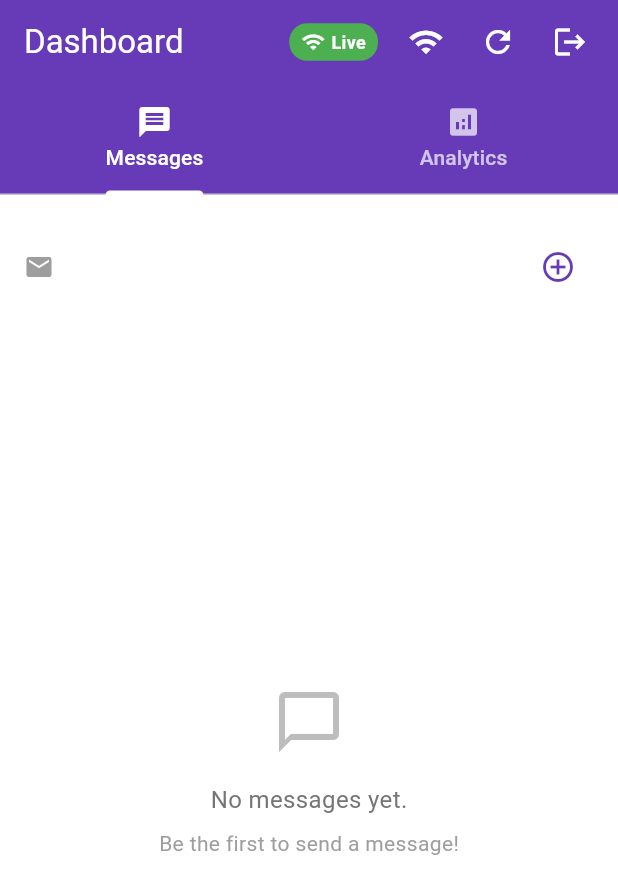
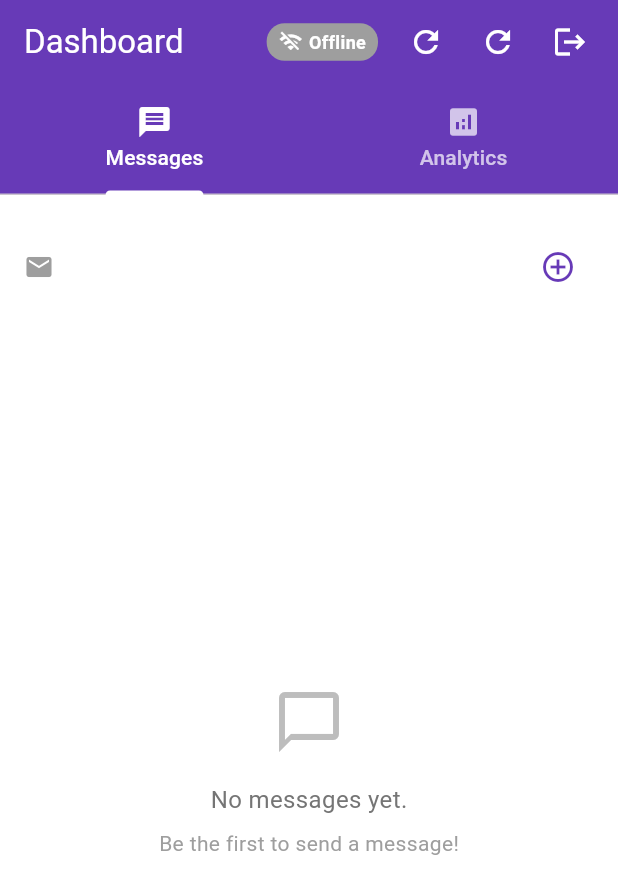
Before and after one commit to herisarwanto/flutter-supabase-integration, a Flutter app: the screen it shows once a user with an empty profile is signed in, on a phone screen of 412 x 824 dp. Shown: the top 894 px of the screen. Run offline on Flutter 3.47's test engine with Material 3 defaults, Android fonts, the phone set to English and light mode, and no system bars; our stand-ins replace app_links, flutter_riverpod, freezed_annotation, go_router, riverpod, shared_preferences and 2 more; accounts and stored records are empty; generated files the repository leaves out were written again.

Commit message:
feat: Implement Supabase Realtime for live message updates
- Add realtime subscription to messages table
- Implement automatic UI updates for create/update/delete operations
- Add realtime connection status indicator in app bar
- Add reconnect button for realtime connection
- Update README with realtime features documentation
- Remove manual fetch calls after CRUD operations (realtime handles updates)
- Refactor MessageService for robust realtime connection management
- Add error display for realtime connection issues
- Enhance UI with new strings and color constants
- Update Android and iOS configurations for network permissions and build settings

```diff
--- a/lib/common/config/app_config.dart
+++ b/lib/common/config/app_config.dart
@@ -1,13 +1,12 @@
 class AppConfig {
   static const String supabaseUrl = String.fromEnvironment(
     'SUPABASE_URL',
-    defaultValue: 'https://fhpfmepyofhywrfizfuw.supabase.co',
+    defaultValue: 'Your Supabase URL here',
   );
 
   static const String supabaseAnonKey = String.fromEnvironment(
     'SUPABASE_ANON_KEY',
-    defaultValue:
-        'eyJhbGciOiJIUzI1NiIsInR5cCI6IkpXVCJ9.eyJpc3MiOiJzdXBhYmFzZSIsInJlZiI6ImZocGZtZXB5b2ZoeXdyZml6ZnV3Iiwicm9sZSI6ImFub24iLCJpYXQiOjE3NTMxMDMzMjYsImV4cCI6MjA2ODY3OTMyNn0.cxVPrzSYzO1DcP2QXZ2HJzuXD7jThNi5w0hDmrD-aZw',
+    defaultValue: 'Your Supabase Anon Key here',
   );
 
   static const List<String> allowedSchemes = [
--- a/lib/common/theme/app_colors.dart
+++ b/lib/common/theme/app_colors.dart
@@ -12,4 +12,34 @@ class AppColors {
   static const success = Color(0xFF388E3C);
   static const border = Color(0xFFE0E0E0);
   static const grey = Color(0xFF9E9E9E);
+
+  // Dashboard specific colors
+  static const dashboardBackground = Colors.white;
+  static const dashboardAppBarText = Colors.white;
+  static const dashboardTabIndicator = Colors.white;
+  static const dashboardTabLabel = Colors.white;
+  static const dashboardTabUnselectedLabel = Colors.white70;
+
+  // Status indicator colors
+  static const statusError = Colors.red;
+  static const statusLive = Colors.green;
+  static const statusConnecting = Colors.orange;
+  static const statusText = Colors.white;
+
+  // Error display colors
+  static const errorBackground = Color(0xFFFFEBEE);
+  static const errorBorder = Color(0xFFFFCDD2);
+
+  // Dialog colors
+  static const dialogBackground = Colors.white;
+  static const dialogWarningIcon = Colors.red;
+  static const dialogCancelButton = Color(0xFF424242);
+  static const dialogCancelBorder = Color(0xFFBDBDBD);
+
+  static const dialogDeleteText = Colors.white;
+
+  // Snackbar colors
+  static const snackbarSuccess = Colors.green;
+  static const snackbarError = Colors.red;
+  static const snackbarInfo = Colors.blue;
 }
--- a/lib/common/theme/app_strings.dart
+++ b/lib/common/theme/app_strings.dart
@@ -27,4 +27,19 @@ class AppStrings {
   static const emailIsRequired = 'Email is required';
   static const enterAValidEmail = 'Enter a valid email';
   static const noMessagesYet = 'No messages yet.';
+  static const dashboard = 'Dashboard';
+  static const messages = 'Messages';
+  static const analytics = 'Analytics';
+  static const addMessage = 'Add Message';
+  static const refreshMessages = 'Refresh Messages';
+  static const logout = 'Logout';
+  static const reconnectRealtime = 'Reconnect Realtime';
+  static const reconnectingToRealtime = 'Reconnecting to realtime...';
+  static const logoutFailed = 'Logout failed!';
+  static const statusError = 'Error';
+  static const statusLive = 'Live';
+  static const statusConnecting = 'Connecting...';
+  static const statusOffline = 'Offline';
+  static const editMessage = 'Edit Message';
+  static const messageUpdatedSuccess = 'Message updated!';
 }
--- a/lib/features/dashboard/presentation/screens/dashboard_screen.dart
+++ b/lib/features/dashboard/presentation/screens/dashboard_screen.dart
@@ -1,5 +1,6 @@
 import 'package:flutter/material.dart';
 import 'package:flutter_supabase_integration/common/theme/app_strings.dart';
+import 'package:flutter_supabase_integration/common/theme/app_colors.dart';
 import 'package:supabase_flutter/supabase_flutter.dart';
 import 'package:flutter_riverpod/flutter_riverpod.dart';
 import '../../../../common/router/routes.dart';
@@ -31,12 +32,14 @@ class _DashboardScreenState extends ConsumerState<DashboardScreen>
     super.initState();
     _tabController = TabController(length: 2, vsync: this);
 
-    // Messages are already fetched in main.dart auth handler
-    // No need to clear and reload here
+    WidgetsBinding.instance.addPostFrameCallback((_) {
+      ref.read(messageProvider.notifier).startRealtimeSubscription();
+    });
   }
 
   @override
   void dispose() {
+    ref.read(messageProvider.notifier).stopRealtimeSubscription();
     _nameController.dispose();
     _messageController.dispose();
     _tabController.dispose();
@@ -64,7 +67,7 @@ class _DashboardScreenState extends ConsumerState<DashboardScreen>
                 if (user == null) {
                   ScaffoldMessenger.of(context).showSnackBar(
                     const SnackBar(
-                      content: Text('User not logged in!'),
+                      content: Text(AppStrings.userNotLoggedIn),
                       backgroundColor: Colors.red,
                     ),
                   );
@@ -88,7 +91,6 @@ class _DashboardScreenState extends ConsumerState<DashboardScreen>
                     backgroundColor: Colors.green,
                   ),
                 );
-                // Refresh analytics after creating message
                 refreshAnalytics(ref);
               },
             );
@@ -121,8 +123,8 @@ class _DashboardScreenState extends ConsumerState<DashboardScreen>
               messageController: editMessageController,
               formKey: editFormKey,
               isSubmitting: isSubmitting,
-              title: 'Edit Message',
-              buttonText: 'Save',
+              title: AppStrings.editMessage,
+              buttonText: AppStrings.save,
               onSubmit: () async {
                 if (!editFormKey.currentState!.validate()) return;
                 await ref
@@ -135,12 +137,11 @@ class _DashboardScreenState extends ConsumerState<DashboardScreen>
                 if (!context.mounted) return;
                 context.pop();
                 ScaffoldMessenger.of(context).showSnackBar(
-                  const SnackBar(
-                    content: Text('Message updated!'),
-                    backgroundColor: Colors.green,
+                  SnackBar(
+                    content: Text(AppStrings.messageUpdatedSuccess),
+                    backgroundColor: AppColors.snackbarSuccess,
                   ),
                 );
-                // Refresh analytics after updating message
                 refreshAnalytics(ref);
               },
             );
@@ -154,21 +155,21 @@ class _DashboardScreenState extends ConsumerState<DashboardScreen>
     final confirm = await showDialog<bool>(
       context: context,
       builder: (context) => AlertDialog(
-        backgroundColor: Colors.white,
+        backgroundColor: AppColors.dialogBackground,
         shape: RoundedRectangleBorder(borderRadius: BorderRadius.circular(20)),
         title: Column(
           mainAxisSize: MainAxisSize.min,
           children: [
-            const Icon(
+            Icon(
               Icons.warning_amber_rounded,
-              color: Colors.red,
+              color: AppColors.dialogWarningIcon,
               size: 48,
             ),
             const SizedBox(height: 12),
             Text(
-              'Delete Message',
+              AppStrings.deleteMessageTitle,
               style: TextStyle(
-                color: Colors.red[700],
+                color: AppColors.danger,
                 fontWeight: FontWeight.bold,
                 fontSize: 20,
               ),
@@ -176,8 +177,8 @@ class _DashboardScreenState extends ConsumerState<DashboardScreen>
             ),
           ],
         ),
-        content: const Text(
-          'Are you sure you want to delete this message? This action cannot be undone.',
+        content: Text(
+          AppStrings.deleteMessageContent,
           textAlign: TextAlign.center,
         ),
         actionsAlignment: MainAxisAlignment.spaceAround,
@@ -190,14 +191,14 @@ class _DashboardScreenState extends ConsumerState<DashboardScreen>
             child: OutlinedButton(
               onPressed: () => context.pop(false),
               style: OutlinedButton.styleFrom(
-                foregroundColor: Colors.grey[800],
-                side: BorderSide(color: Colors.grey[400]!),
+                foregroundColor: AppColors.dialogCancelButton,
+                side: BorderSide(color: AppColors.dialogCancelBorder),
                 shape: RoundedRectangleBorder(
                   borderRadius: BorderRadius.circular(10),
                 ),
                 padding: const EdgeInsets.symmetric(vertical: 12),
               ),
-              child: const Text('Cancel'),
+              child: Text(AppStrings.cancel),
             ),
           ),
           const SizedBox(width: 12),
@@ -205,50 +206,29 @@ class _DashboardScreenState extends ConsumerState<DashboardScreen>
             child: ElevatedButton(
               onPressed: () => context.pop(true),
               style: ElevatedButton.styleFrom(
-                backgroundColor: Colors.red,
-                foregroundColor: Colors.white,
+                backgroundColor: AppColors.danger,
+                foregroundColor: AppColors.dialogDeleteText,
                 shape: RoundedRectangleBorder(
                   borderRadius: BorderRadius.circular(10),
                 ),
                 padding: const EdgeInsets.symmetric(vertical: 12),
               ),
-              child: const Text('Delete'),
+              child: Text(AppStrings.delete),
             ),
           ),
         ],
       ),
     );
-
     if (confirm == true) {
       await ref.read(messageProvider.notifier).deleteMessage(id);
-      if (!context.mounted) return;
+      if (!mounted) return;
       ScaffoldMessenger.of(context).showSnackBar(
-        const SnackBar(
-          content: Text('Message deleted!'),
-          backgroundColor: Colors.green,
+        SnackBar(
+          content: Text(AppStrings.messageDeleted),
+          backgroundColor: AppColors.snackbarSuccess,
         ),
       );
-      // Refresh analytics after deleting message
       refreshAnalytics(ref);
-    }
-  }
-
-  void _testRealtimeConnection() {
-    final notifier = ref.read(messageProvider.notifier);
-    if (notifier.isRealtimeConnected) {
-      ScaffoldMessenger.of(context).showSnackBar(
-        const SnackBar(
-          content: Text('✅ Realtime is connected and working!'),
-          backgroundColor: Colors.green,
-        ),
-      );
-    } else {
-      ScaffoldMessenger.of(context).showSnackBar(
-        const SnackBar(
-          content: Text('❌ Realtime connection failed'),
-          backgroundColor: Colors.red,
-        ),
-      );
     }
   }
 
@@ -258,9 +238,9 @@ class _DashboardScreenState extends ConsumerState<DashboardScreen>
       context.go(AppRoutes.intro);
     } else if (mounted) {
       ScaffoldMessenger.of(context).showSnackBar(
-        const SnackBar(
-          content: Text('Logout failed!'),
-          backgroundColor: Colors.red,
+        SnackBar(
+          content: Text(AppStrings.logoutFailed),
+          backgroundColor: AppColors.snackbarError,
         ),
       );
     }
@@ -273,47 +253,72 @@ class _DashboardScreenState extends ConsumerState<DashboardScreen>
     final theme = Theme.of(context);
 
     return Scaffold(
-      backgroundColor: Colors.white,
+      backgroundColor: AppColors.dashboardBackground,
       appBar: AppBar(
-        title: const Text('Dashboard', style: TextStyle(color: Colors.white)),
-        backgroundColor: Colors.deepPurple,
+        title: Text(
+          AppStrings.dashboard,
+          style: TextStyle(color: AppColors.dashboardAppBarText),
+        ),
+        backgroundColor: AppColors.primary,
         bottom: TabBar(
           controller: _tabController,
-          indicatorColor: Colors.white,
-          labelColor: Colors.white,
-          unselectedLabelColor: Colors.white70,
+          indicatorColor: AppColors.dashboardTabIndicator,
+          labelColor: AppColors.dashboardTabLabel,
+          unselectedLabelColor: AppColors.dashboardTabUnselectedLabel,
           tabs: const [
-            Tab(icon: Icon(Icons.message), text: 'Messages'),
-            Tab(icon: Icon(Icons.analytics), text: 'Analytics'),
+            Tab(icon: Icon(Icons.message), text: AppStrings.messages),
+            Tab(icon: Icon(Icons.analytics), text: AppStrings.analytics),
           ],
         ),
         actions: [
-          // Realtime status indicator
           Consumer(
             builder: (context, ref, _) {
-              final isConnected = ref
+              final isRealtimeActive = ref
                   .watch(messageProvider.notifier)
-                  .isRealtimeConnected;
+                  .isRealtimeActive;
+              final connectionStatus = ref
+                  .watch(messageProvider.notifier)
+                  .connectionStatus;
+              final hasError = ref.watch(messageProvider).error != null;
+
+              Color statusColor;
+              IconData statusIcon;
+              String statusText;
+
+              if (hasError) {
+                statusColor = AppColors.statusError;
+                statusIcon = Icons.error;
+                statusText = AppStrings.statusError;
+              } else if (isRealtimeActive) {
+                statusColor = AppColors.statusLive;
+                statusIcon = Icons.wifi;
+                statusText = AppStrings.statusLive;
+              } else if (connectionStatus == 'connecting') {
+                statusColor = AppColors.statusConnecting;
+                statusIcon = Icons.wifi_find;
+                statusText = AppStrings.statusConnecting;
+              } else {
+                statusColor = AppColors.grey;
+                statusIcon = Icons.wifi_off;
+                statusText = AppStrings.statusOffline;
+              }
+
               return Container(
                 margin: const EdgeInsets.only(right: 8),
                 padding: const EdgeInsets.symmetric(horizontal: 8, vertical: 4),
                 decoration: BoxDecoration(
-                  color: isConnected ? Colors.green : Colors.red,
+                  color: statusColor,
                   borderRadius: BorderRadius.circular(12),
                 ),
                 child: Row(
                   mainAxisSize: MainAxisSize.min,
                   children: [
-                    Icon(
-                      isConnected ? Icons.wifi : Icons.wifi_off,
-                      color: Colors.white,
-                      size: 16,
-                    ),
+                    Icon(statusIcon, color: AppColors.statusText, size: 16),
                     const SizedBox(width: 4),
                     Text(
-                      isConnected ? 'Live' : 'Offline',
-                      style: const TextStyle(
-                        color: Colors.white,
+                      statusText,
+                      style: TextStyle(
+                        color: AppColors.statusText,
                         fontSize: 12,
                         fontWeight: FontWeight.bold,
                       ),
@@ -323,22 +328,41 @@ class _DashboardScreenState extends ConsumerState<DashboardScreen>
               );
             },
           ),
-          IconButton(
-            icon: const Icon(Icons.wifi, color: Colors.white),
-            tooltip: 'Test Realtime Connection',
-            onPressed: _testRealtimeConnection,
+          Consumer(
+            builder: (context, ref, _) {
+              final isRealtimeActive = ref
+                  .watch(messageProvider.notifier)
+                  .isRealtimeActive;
+              final hasError = ref.watch(messageProvider).error != null;
+
+              if (isRealtimeActive && !hasError) return const SizedBox.shrink();
+
+              return IconButton(
+                icon: Icon(Icons.refresh, color: AppColors.dashboardAppBarText),
+                tooltip: AppStrings.reconnectRealtime,
+                onPressed: () {
+                  ref.read(messageProvider.notifier).reconnect();
+                  ScaffoldMessenger.of(context).showSnackBar(
+                    SnackBar(
+                      content: Text(AppStrings.reconnectingToRealtime),
+                      backgroundColor: AppColors.snackbarInfo,
+                    ),
+                  );
+                },
+              );
+            },
           ),
           IconButton(
-            icon: const Icon(Icons.refresh, color: Colors.white),
-            tooltip: 'Refresh Messages',
+            icon: Icon(Icons.refresh, color: AppColors.dashboardAppBarText),
+            tooltip: AppStrings.refreshMessages,
             onPressed: () {
               ref.read(messageProvider.notifier).fetchMessages();
               refreshAnalytics(ref);
             },
           ),
           IconButton(
-            icon: const Icon(Icons.logout, color: Colors.white),
-            tooltip: 'Logout',
+            icon: Icon(Icons.logout, color: AppColors.dashboardAppBarText),
+            tooltip: AppStrings.logout,
             onPressed: _logout,
           ),
           const SizedBox(width: 8),
@@ -358,27 +382,80 @@ class _DashboardScreenState extends ConsumerState<DashboardScreen>
                     if (user != null && user.email != null)
                       Row(
                         children: [
-                          const Icon(Icons.email, color: Colors.grey, size: 20),
+                          Icon(
+                            Icons.email,
+                            color: AppColors.grey,
+                            size: 20,
+                          ),
                           const SizedBox(width: 8),
                           Text(
                             user.email ?? '',
                             style: theme.textTheme.bodyLarge?.copyWith(
-                              color: Colors.grey,
+                              color: AppColors.grey,
                               fontWeight: FontWeight.bold,
                             ),
                           ),
                           const Spacer(),
                           IconButton(
-                            icon: const Icon(
+                            icon: Icon(
                               Icons.add_circle_outline,
-                              color: Colors.deepPurple,
+                              color: AppColors.primary,
                             ),
-                            tooltip: 'Add Message',
+                            tooltip: AppStrings.addMessage,
                             onPressed: _showMessageFormSheet,
                           ),
                         ],
                       ),
                     const SizedBox(height: 4),
+                    Consumer(
+                      builder: (context, ref, _) {
+                        final error = ref.watch(messageProvider).error;
+                        if (error == null) return const SizedBox.shrink();
+
+                        return Container(
+                          margin: const EdgeInsets.only(bottom: 16),
+                          padding: const EdgeInsets.all(12),
+                          decoration: BoxDecoration(
+                            color: AppColors.errorBackground,
+                            border: Border.all(color: AppColors.errorBorder),
+                            borderRadius: BorderRadius.circular(8),
+                          ),
+                          child: Row(
+                            children: [
+                              Icon(
+                                Icons.error_outline,
+                                color: AppColors.danger,
+                                size: 20,
+                              ),
+                              const SizedBox(width: 8),
+                              Expanded(
+                                child: Text(
+                                  error,
+                                  style: TextStyle(
+                                    color: AppColors.danger,
+                                    fontSize: 12,
+                                  ),
+                                ),
+                              ),
+                              IconButton(
+                                icon: Icon(
+                                  Icons.close,
+                                  color: AppColors.danger,
+                                  size: 16,
+                                ),
+                                onPressed: () {
+                                  ref
+                                      .read(messageProvider.notifier)
+                                      .clearError();
+                                },
+                                padding: EdgeInsets.zero,
+                                constraints: const BoxConstraints(),
+                              ),
+                            ],
+                          ),
+                        );
+                      },
+                    ),
                     Expanded(
                       child: RefreshIndicator(
                         onRefresh: () async {
@@ -399,17 +476,6 @@ class _DashboardScreenState extends ConsumerState<DashboardScreen>
                   ],
                 ),
               ),
-              if (messageState.isSubmitting)
-                Positioned.fill(
-                  child: Container(
-                    color: Colors.black.withOpacity(0.2),
-                    child: const Center(
-                      child: CircularProgressIndicator(
-                        color: Colors.deepPurple,
-                      ),
-                    ),
-                  ),
-                ),
             ],
           ),
           // Analytics Tab
--- a/pubspec.yaml
+++ b/pubspec.yaml
@@ -1,5 +1,5 @@
 name: flutter_supabase_integration
-description: "A new Flutter project."
+description: "A Flutter app with Supabase integration featuring real-time messaging, authentication, and analytics."
 # The following line prevents the package from being accidentally published to
 # pub.dev using `flutter pub publish`. This is preferred for private packages.
 publish_to: 'none' # Remove this line if you wish to publish to pub.dev
```
Also changed, not shown: lib/features/dashboard/data/message_service.dart (+94 -46 lines), lib/features/dashboard/presentation/providers/message_provider.dart (+43 -55 lines), 5 other files.
